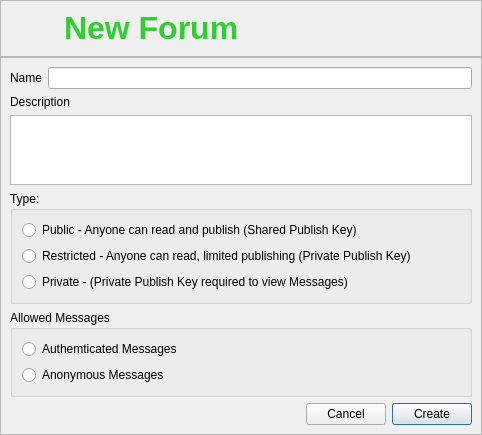
This is retroshare-gui/src/gui/forums/CreateForum.ui in RetroShare/RetroShare as Qt 5 draws it before an edit. The edited form follows.
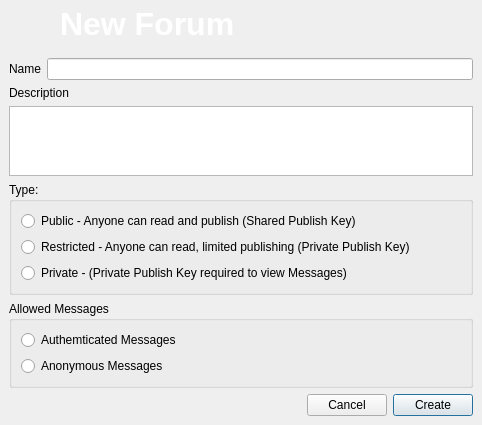
This is the edited form. Icons and pictures are not drawn.

Commit message: removed frame borders

Patch:
```diff
--- a/retroshare-gui/src/gui/forums/CreateForum.ui
+++ b/retroshare-gui/src/gui/forums/CreateForum.ui
@@ -30,12 +30,15 @@
       <string notr="true">QFrame#frame_2{background-image: url(:/images/connect/connectFriendBanner.png);}</string>
      </property>
      <property name="frameShape">
-      <enum>QFrame::StyledPanel</enum>
+      <enum>QFrame::NoFrame</enum>
      </property>
      <property name="frameShadow">
       <enum>QFrame::Raised</enum>
      </property>
      <layout class="QGridLayout" name="gridLayout">
+      <property name="margin">
+       <number>6</number>
+      </property>
       <property name="spacing">
        <number>6</number>
       </property>
@@ -71,7 +74,7 @@
 &lt;html&gt;&lt;head&gt;&lt;meta name=&quot;qrichtext&quot; content=&quot;1&quot; /&gt;&lt;style type=&quot;text/css&quot;&gt;
 p, li { white-space: pre-wrap; }
 &lt;/style&gt;&lt;/head&gt;&lt;body style=&quot; font-family:'MS Shell Dlg 2'; font-size:8.25pt; font-weight:400; font-style:normal;&quot;&gt;
-&lt;p style=&quot; margin-top:0px; margin-bottom:0px; margin-left:0px; margin-right:0px; -qt-block-indent:0; text-indent:0px;&quot;&gt;&lt;span style=&quot; font-family:'Arial'; font-size:24pt; font-weight:600; color:#32cd32;&quot;&gt;New Forum&lt;/span&gt;&lt;/p&gt;&lt;/body&gt;&lt;/html&gt;</string>
+&lt;p style=&quot; margin-top:0px; margin-bottom:0px; margin-left:0px; margin-right:0px; -qt-block-indent:0; text-indent:0px;&quot;&gt;&lt;span style=&quot; font-family:'Arial'; font-size:24pt; font-weight:600; color:#ffffff;&quot;&gt;New Forum&lt;/span&gt;&lt;/p&gt;&lt;/body&gt;&lt;/html&gt;</string>
         </property>
        </widget>
       </item>
@@ -81,7 +84,7 @@
    <item row="1" column="0">
     <widget class="QFrame" name="frame">
      <property name="frameShape">
-      <enum>QFrame::StyledPanel</enum>
+      <enum>QFrame::NoFrame</enum>
      </property>
      <property name="frameShadow">
       <enum>QFrame::Raised</enum>
```
Left out of the diff: 4 changed lines with no effect on the pictures. The commit also changes 1 other file.
